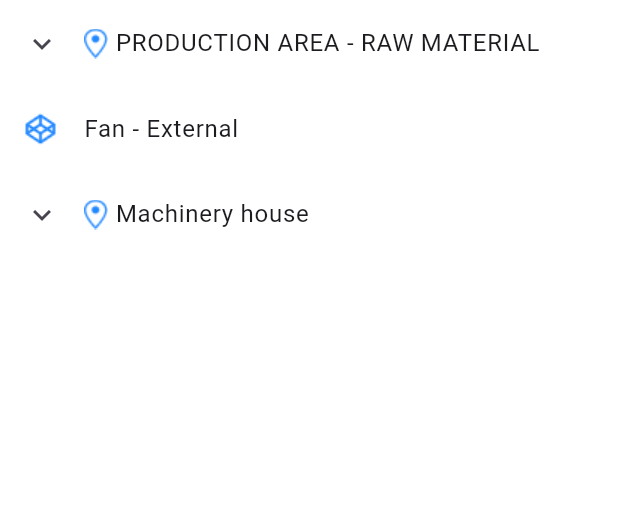
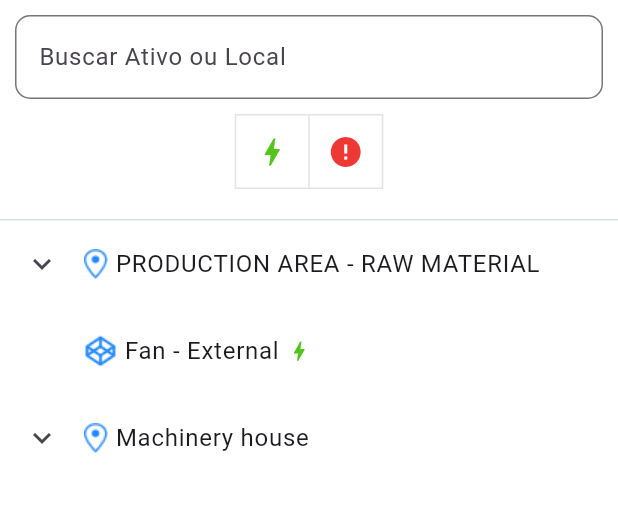
Before and after one commit to HicaroD/AssetManager, a Flutter app: the AssetsPage screen opened by its route, on a phone screen of 412 x 824 dp, the part 84-596 px from its top. Run offline on Flutter 3.47's test engine with Material 3 defaults, Android fonts, the phone set to English and light mode, and no system bars.

Commit message:
feat: implementing filters

```diff
--- a/lib/pages/assets.dart
+++ b/lib/pages/assets.dart
@@ -4,20 +4,13 @@ import 'package:flutter/material.dart';
 import '../tree/tree.dart';
 import '../utils/colors.dart';
 
-class AssetsPage extends StatefulWidget {
+class AssetsPage extends StatelessWidget {
   final String title;
 
   const AssetsPage({
     super.key,
     required this.title,
   });
-
-  @override
-  State<AssetsPage> createState() => _AssetsPageState();
-}
-
-class _AssetsPageState extends State<AssetsPage> {
-  String get title => widget.title;
 
   @override
   Widget build(BuildContext context) {
@@ -43,7 +36,7 @@ class _AssetsPageState extends State<AssetsPage> {
           }
           if (snapshot.hasError) {
             final error = snapshot.error.toString();
-            return Text("Error: $error");
+            return Center(child: Text("Error: $error"));
           }
           final tree = snapshot.data!;
           return AssetTree(item: tree.root);
--- a/lib/pages/home.dart
+++ b/lib/pages/home.dart
@@ -13,6 +13,8 @@ class HomePage extends StatefulWidget {
 
 class _HomePageState extends State<HomePage> {
   String get title => widget.title;
+
+  late List<Unit> units;
 
   @override
   Widget build(BuildContext context) {
@@ -43,3 +45,15 @@ class _HomePageState extends State<HomePage> {
     );
   }
 }
+
+class Unit {
+  final String name;
+  final String path;
+
+  Unit(this.name, this.path);
+
+  // TODO: get list of units from units.json on assets folder
+  static List<Unit> fromJson(unitPath) {
+    return [];
+  }
+}
--- a/lib/widgets/asset_tree.dart
+++ b/lib/widgets/asset_tree.dart
@@ -1,10 +1,11 @@
 import 'package:flutter/material.dart';
 
 import '../tree/items.dart';
-import '../utils/icons.dart';
+import '../utils/colors.dart';
+import '../utils/filters.dart';
 import 'item_name.dart';
 
-class AssetTree extends StatelessWidget {
+class AssetTree extends StatefulWidget {
   final Item item;
 
   const AssetTree({
@@ -13,55 +14,206 @@ class AssetTree extends StatelessWidget {
   });
 
   @override
+  State<AssetTree> createState() => _AssetTreeState();
+}
+
+class _AssetTreeState extends State<AssetTree> {
+  Item get item => widget.item;
+
+  final _textInputController = TextEditingController();
+
+  final List<bool> _selectedFilters =
+      List.generate(Filter.values.length - 1, (_) => false);
+  Filter _selectedFilter = Filter.none;
+
+  @override
   Widget build(BuildContext context) {
     return SingleChildScrollView(
-      child: ListView.builder(
+      child: Column(
+        children: <Widget>[
+          Padding(
+            padding: const EdgeInsets.all(10.0),
+            child: TextField(
+              controller: _textInputController,
+              decoration: InputDecoration(
+                border: OutlineInputBorder(
+                  borderRadius: BorderRadius.circular(10.0),
+                ),
+                hintText: "Buscar Ativo ou Local",
+              ),
+              // TODO: analyze performance here
+              onChanged: (input) => setState(() {}),
+            ),
+          ),
+          Center(
+            child: Row(
+              mainAxisAlignment: MainAxisAlignment.center,
+              children: <Widget>[
+                ToggleButtons(
+                  selectedColor: TractianColors.darkBlue,
+                  isSelected: _selectedFilters,
+                  onPressed: (int index) {
+                    setState(() {
+                      int selectedFilterIndex = -1;
+
+                      for (int buttonIndex = 0;
+                          buttonIndex < _selectedFilters.length;
+                          buttonIndex++) {
+                        if (buttonIndex == index) {
+                          _selectedFilters[buttonIndex] =
+                              !_selectedFilters[buttonIndex];
+
+                          selectedFilterIndex =
+                              _selectedFilters[buttonIndex] ? index : -1;
+                        } else {
+                          _selectedFilters[buttonIndex] = false;
+                        }
+                      }
+                      _selectedFilter = selectedFilterIndex == -1
+                          ? Filter.none
+                          : Filter.values.elementAt(selectedFilterIndex);
+                    });
+                  },
+                  children: const <Widget>[
+                    Icon(Icons.bolt, color: TractianColors.green),
+                    Icon(Icons.error, color: TractianColors.red),
+                  ],
+                ),
+              ],
+            ),
+          ),
+          const SizedBox(height: 20),
+          SizedBox(
+            height: 1,
+            width: double.infinity,
+            child: Container(
+              color: TractianColors.lightGrey,
+            ),
+          ),
+          Children(
+            item: item,
+            paddingLevel: 1,
+            textInputFilter: _textInputController.text,
+            selectedFilter: _selectedFilter,
+          ),
+        ],
+      ),
+    );
+  }
+}
+
+class Children extends StatelessWidget {
+  final Item item;
+  final double paddingLevel;
+
+  final String textInputFilter;
+  final Filter selectedFilter;
+
+  const Children({
+    super.key,
+    required this.item,
+    required this.paddingLevel,
+    required this.textInputFilter,
+    required this.selectedFilter,
+  });
+
+  @override
+  Widget build(BuildContext context) {
+    return ListView.builder(
       shrinkWrap: true,
       itemCount: item.children.length,
       itemBuilder: (context, index) {
         final key = item.children.keys.elementAt(index);
-          return ItemTile(item: item.children[key]!, paddingLevel: 1);
+        final child = item.children[key]!;
+        return ItemTile(
+          item: child,
+          paddingLevel: paddingLevel + 1,
+          textInputFilter: textInputFilter,
+          selectedFilter: selectedFilter,
+        );
       },
-      ),
     );
   }
+
+  // bool itemNameContainsInput() {
+  //   return item.name.toLowerCase().contains(textInputFilter.toLowerCase());
+  // }
+  //
+  // bool itemTypeIsLocation() {
+  //   return item.type == ItemType.location || item.type == ItemType.root;
+  // }
 }
 
 class ItemTile extends StatelessWidget {
   final Item item;
   final double paddingLevel;
 
+  final String textInputFilter;
+  final Filter selectedFilter;
+
+  final bool visible;
+
   const ItemTile({
     super.key,
     required this.item,
     required this.paddingLevel,
+    required this.textInputFilter,
+    required this.selectedFilter,
+    this.visible = true,
   });
 
   @override
   Widget build(BuildContext context) {
-    return item.children.isNotEmpty
-        ? ExpansionTile(
-            title: ItemName(name: item.name, type: item.type),
+    if (itemNameDoesNotContainInput() || itemDoesntMatchAnyComponentFilter()) {
+      return Container();
+    }
+
+    final collapsedIconColor =
+        item.children.isEmpty ? Colors.transparent : null;
+
+    return ExpansionTile(
+      title: ItemName(item: item),
       shape: const Border(),
       controlAffinity: ListTileControlAffinity.leading,
-            childrenPadding: EdgeInsets.only(left: 5 * paddingLevel),
+      // TODO: fix left padding for item that has no children
+      childrenPadding: EdgeInsets.only(left: 10 + paddingLevel),
+      collapsedIconColor: collapsedIconColor,
+      iconColor: collapsedIconColor,
       children: <Widget>[
-              ListView.builder(
-                shrinkWrap: true,
-                itemCount: item.children.length,
-                itemBuilder: (context, index) {
-                  final key = item.children.keys.elementAt(index);
-                  return ItemTile(
-                    item: item.children[key]!,
-                    paddingLevel: paddingLevel + 1,
-                  );
-                },
+        Children(
+          item: item,
+          paddingLevel: paddingLevel,
+          textInputFilter: textInputFilter,
+          selectedFilter: selectedFilter,
         ),
       ],
-          )
-        : ListTile(
-            title: Text(item.name),
-            leading: TractianIcons.fromItemType(item.type),
     );
   }
+
+  bool itemDoesntMatchAnyComponentFilter() {
+    if (item.type != ItemType.component) {
+      return false;
     }
+
+    Component component = item as Component;
+    if (selectedFilter == Filter.none) {
+      return false;
+    }
+
+    if ((selectedFilter == Filter.energy &&
+            component.sensorType == ComponentSensorType.energy) ||
+        (selectedFilter == Filter.alert &&
+            component.status == ComponentStatus.alert)) {
+      return false;
+    }
+
+    return true;
+  }
+
+  bool itemNameDoesNotContainInput() {
+    if(item.type != ItemType.component && item.children.isNotEmpty) {
+      return false;
+    }
+    return !item.name.toLowerCase().contains(textInputFilter.toLowerCase());
+  }
+}
--- a/lib/widgets/item_name.dart
+++ b/lib/widgets/item_name.dart
@@ -1,26 +1,57 @@
 import 'package:flutter/material.dart';
 
 import '../tree/items.dart';
+import '../utils/colors.dart';
 import '../utils/icons.dart';
 
 class ItemName extends StatelessWidget {
-  final String name;
-  final ItemType type;
+  final Item item;
 
   const ItemName({
     super.key,
-    required this.name,
-    required this.type,
+    required this.item,
   });
 
   @override
   Widget build(BuildContext context) {
     return Row(
       children: <Widget>[
-        TractianIcons.fromItemType(type) ?? Container(),
+        TractianIcons.fromItemType(item.type) ?? Container(),
         const SizedBox(width: 5),
-        Text(name),
+        Text(item.name),
+        const SizedBox(width: 5),
+        if (item.type == ItemType.component)
+          ComponentIcon(component: item as Component)
       ],
     );
   }
 }
+
+class ComponentIcon extends StatelessWidget {
+  final Component component;
+
+  const ComponentIcon({
+    super.key,
+    required this.component,
+  });
+
+  @override
+  Widget build(BuildContext context) {
+    return Row(
+      children: <Widget>[
+        if (component.sensorType == ComponentSensorType.energy)
+          const Icon(
+            Icons.bolt,
+            color: TractianColors.green,
+            size: 17,
+          ),
+        if (component.status == ComponentStatus.alert)
+          const Icon(
+            Icons.error,
+            color: TractianColors.red,
+            size: 17,
+          ),
+      ],
+    );
+  }
+}
--- /dev/null
+++ b/lib/widgets/unit.dart
@@ -0,0 +1,18 @@
+import 'package:flutter/material.dart';
+
+class UnitsPage extends StatelessWidget {
+  final String title;
+
+  const UnitsPage({super.key, required this.title});
+
+  @override
+  Widget build(BuildContext context) {
+    return GestureDetector(
+      onTap: () {
+        // TODO: go to unit specified unit
+        Navigator.pushNamed(context, "/unit");
+      },
+      child: Container(),
+    );
+  }
+}
```
Lines whose indentation alone changed are shown as unchanged.
